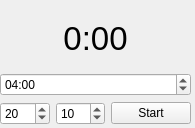
This is ui/main.ui in disbeliever/tabata as Qt 5 draws it before an edit. The edited form follows.
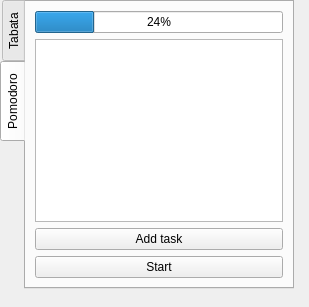
This is the edited form.

Commit message: Pomodoro: first steps

Patch:
```diff
--- a/ui/main.ui
+++ b/ui/main.ui
@@ -6,23 +6,41 @@
    <rect>
     <x>0</x>
     <y>0</y>
-    <width>195</width>
-    <height>128</height>
+    <width>309</width>
+    <height>307</height>
    </rect>
   </property>
   <property name="windowTitle">
    <string>MainWindow</string>
   </property>
   <widget class="QWidget" name="centralwidget">
-   <widget class="QWidget" name="verticalLayoutWidget">
+   <widget class="QTabWidget" name="tabWidget">
     <property name="geometry">
      <rect>
       <x>0</x>
-      <y>9</y>
-      <width>191</width>
-      <height>116</height>
+      <y>0</y>
+      <width>294</width>
+      <height>289</height>
      </rect>
     </property>
+    <property name="sizePolicy">
+     <sizepolicy hsizetype="Maximum" vsizetype="Maximum">
+      <horstretch>0</horstretch>
+      <verstretch>0</verstretch>
+     </sizepolicy>
+    </property>
+    <property name="tabPosition">
+     <enum>QTabWidget::West</enum>
+    </property>
+    <property name="currentIndex">
+     <number>1</number>
+    </property>
+    <widget class="QWidget" name="tabTabata">
+     <attribute name="title">
+      <string>Tabata</string>
+     </attribute>
+     <layout class="QHBoxLayout" name="horizontalLayout_2">
+      <item>
     <layout class="QVBoxLayout" name="verticalLayout">
      <item>
       <widget class="QLabel" name="timerLabel">
@@ -88,6 +106,40 @@
       </layout>
      </item>
     </layout>
+      </item>
+     </layout>
+    </widget>
+    <widget class="QWidget" name="tabPomodoro">
+     <attribute name="title">
+      <string>Pomodoro</string>
+     </attribute>
+     <layout class="QVBoxLayout" name="verticalLayout_2">
+      <item>
+       <widget class="QProgressBar" name="progressBar">
+        <property name="value">
+         <number>24</number>
+        </property>
+       </widget>
+      </item>
+      <item>
+       <widget class="QListWidget" name="listWidget"/>
+      </item>
+      <item>
+       <widget class="QPushButton" name="pomodoroAddButton">
+        <property name="text">
+         <string>Add task</string>
+        </property>
+       </widget>
+      </item>
+      <item>
+       <widget class="QPushButton" name="pomodoroStartButton">
+        <property name="text">
+         <string>Start</string>
+        </property>
+       </widget>
+      </item>
+     </layout>
+    </widget>
    </widget>
   </widget>
  </widget>
```
Left out of the diff: 25 changed lines with no effect on the pictures. Lines whose indentation alone changed are shown as unchanged. The commit also changes 5 other files.
